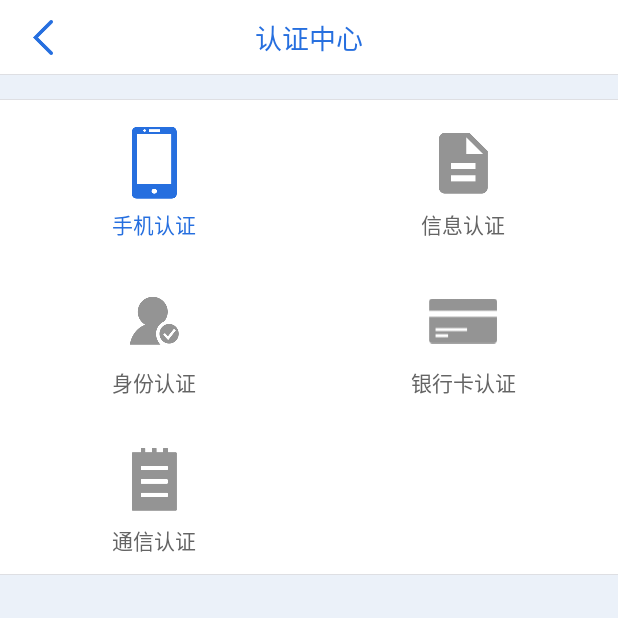
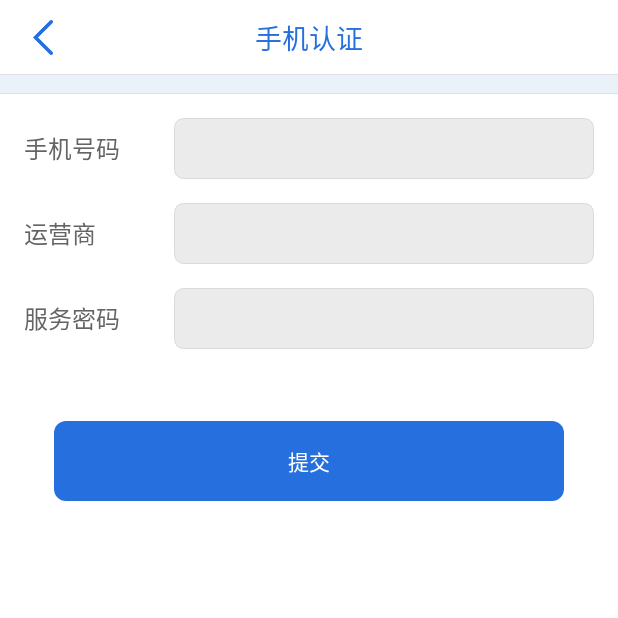
Before and after one commit to ck227/QianQian, an Android app: the CheckCenterActivity screen opened directly, with no data from a screen before it, after a tap on "手机认证", on a phone screen of 412 x 824 dp, the top half of it. Run offline under Robolectric (Android 15) with nearby library versions, the phone set to English and light mode, and no system bars; our stand-ins replace ButterKnife.

Commit message:
添加手机认证界面

```diff
--- a/app/src/main/AndroidManifest.xml
+++ b/app/src/main/AndroidManifest.xml
@@ -30,6 +30,10 @@
         </activity>
         <activity android:name=".CheckCenterActivity">
         </activity>
+        <activity android:name=".CheckPhoneActivity">
+        </activity>
+        <activity android:name=".CheckIdActivity">
+        </activity>
     </application>
 
 </manifest>
--- a/app/src/main/java/com/ck/qianqian/CheckCenterActivity.java
+++ b/app/src/main/java/com/ck/qianqian/CheckCenterActivity.java
@@ -1,6 +1,7 @@
 package com.ck.qianqian;
 
 
+import android.content.Intent;
 import android.os.Bundle;
 import android.view.View;
 import android.widget.ImageView;
@@ -56,8 +57,12 @@ public class CheckCenterActivity extends BaseActivity {
 
     @OnClick({R.id.check_phone_ll, R.id.check_msg_ll, R.id.check_id_ll, R.id.check_card_ll, R.id.check_contact_ll})
     public void onViewClicked(View view) {
+        Intent intent;
         switch (view.getId()) {
             case R.id.check_phone_ll:
+                intent = new Intent(this, CheckPhoneActivity.class);
+                startActivity(intent);
+
                 break;
             case R.id.check_msg_ll:
                 break;
--- /dev/null
+++ b/app/src/main/java/com/ck/qianqian/CheckPhoneActivity.java
@@ -0,0 +1,28 @@
+package com.ck.qianqian;
+
+import android.os.Bundle;
+import android.widget.TextView;
+
+import butterknife.BindView;
+import butterknife.ButterKnife;
+import butterknife.OnClick;
+
+public class CheckPhoneActivity extends BaseActivity {
+
+    @BindView(R.id.titleName)
+    TextView titleName;
+    @BindView(R.id.submit)
+    TextView submit;
+
+    @Override
+    protected void onCreate(Bundle savedInstanceState) {
+        super.onCreate(savedInstanceState);
+        setContentView(R.layout.activity_check_phone);
+        ButterKnife.bind(this);
+        titleName.setText("手机认证");
+    }
+
+    @OnClick(R.id.submit)
+    public void onViewClicked() {
+    }
+}
--- /dev/null
+++ b/app/src/main/res/drawable/check_input_shape.xml
@@ -0,0 +1,10 @@
+<?xml version="1.0" encoding="utf-8"?>
+<shape xmlns:android="http://schemas.android.com/apk/res/android">
+
+    <solid android:color="#ebebeb"/>
+
+    <corners android:radius="6dp"/>
+
+    <stroke android:color="#dadada" android:width="1px"/>
+
+</shape>
--- a/app/src/main/res/layout/activity_check_center.xml
+++ b/app/src/main/res/layout/activity_check_center.xml
@@ -35,14 +35,14 @@
                 android:id="@+id/check_phone_ic"
                 android:layout_width="wrap_content"
                 android:layout_height="60dp"
-                android:src="@mipmap/check_phone2"/>
+                android:src="@mipmap/check_phone"/>
 
             <TextView
                 android:id="@+id/check_phone_text"
                 android:layout_width="wrap_content"
                 android:layout_height="wrap_content"
                 android:text="手机认证"
-                android:textColor="@color/text_blue"/>
+                android:textColor="@color/second_text_color"/>
         </LinearLayout>
 
         <LinearLayout
--- /dev/null
+++ b/app/src/main/res/layout/activity_check_phone.xml
@@ -0,0 +1,115 @@
+<?xml version="1.0" encoding="utf-8"?>
+<LinearLayout
+    xmlns:android="http://schemas.android.com/apk/res/android"
+    xmlns:app="http://schemas.android.com/apk/res-auto"
+    xmlns:tools="http://schemas.android.com/tools"
+    android:layout_width="match_parent"
+    android:layout_height="match_parent"
+    android:background="@color/base_background"
+    android:orientation="vertical"
+    tools:context="com.ck.qianqian.CheckPhoneActivity">
+
+    <include layout="@layout/base_back_title"/>
+
+    <LinearLayout
+        android:layout_width="match_parent"
+        android:layout_height="match_parent"
+        android:layout_marginTop="12dp"
+        android:background="@color/white"
+        android:orientation="vertical"
+        >
+
+        <View
+            android:layout_width="match_parent"
+            android:layout_height="1px"
+            android:background="@color/divider"/>
+
+        <LinearLayout
+            android:layout_width="match_parent"
+            android:layout_height="wrap_content"
+            android:layout_marginLeft="16dp"
+            android:layout_marginRight="16dp"
+            android:layout_marginTop="16dp"
+            android:gravity="center_vertical"
+            android:orientation="horizontal">
+
+            <TextView
+                android:layout_width="100dp"
+                android:layout_height="wrap_content"
+                android:text="手机号码"
+                android:textColor="@color/second_text_color"
+                android:textSize="@dimen/BigTextSize"/>
+
+            <EditText
+                android:layout_width="match_parent"
+                android:layout_height="wrap_content"
+                android:background="@drawable/check_input_shape"
+                android:padding="8dp"
+                android:textCursorDrawable="@null"/>
+        </LinearLayout>
+
+        <LinearLayout
+            android:layout_width="match_parent"
+            android:layout_height="wrap_content"
+            android:layout_marginLeft="16dp"
+            android:layout_marginRight="16dp"
+            android:layout_marginTop="16dp"
+            android:gravity="center_vertical"
+            android:orientation="horizontal">
+
+            <TextView
+                android:layout_width="100dp"
+                android:layout_height="wrap_content"
+                android:text="运营商"
+                android:textColor="@color/second_text_color"
+                android:textSize="@dimen/BigTextSize"/>
+
+            <EditText
+                android:layout_width="match_parent"
+                android:layout_height="wrap_content"
+                android:background="@drawable/check_input_shape"
+                android:padding="8dp"
+                android:textCursorDrawable="@null"/>
+        </LinearLayout>
+
+        <LinearLayout
+            android:layout_width="match_parent"
+            android:layout_height="wrap_content"
+            android:layout_marginLeft="16dp"
+            android:layout_marginRight="16dp"
+            android:layout_marginTop="16dp"
+            android:gravity="center_vertical"
+            android:orientation="horizontal">
+
+            <TextView
+                android:layout_width="100dp"
+                android:layout_height="wrap_content"
+                android:text="服务密码"
+                android:textColor="@color/second_text_color"
+                android:textSize="@dimen/BigTextSize"/>
+
+            <EditText
+                android:layout_width="match_parent"
+                android:layout_height="wrap_content"
+                android:background="@drawable/check_input_shape"
+                android:padding="8dp"
+                android:textCursorDrawable="@null"/>
+        </LinearLayout>
+
+        <TextView
+            android:id="@+id/submit"
+            android:layout_width="match_parent"
+            android:layout_height="wrap_content"
+            android:paddingTop="16dp"
+            android:paddingBottom="16dp"
+            android:layout_marginLeft="36dp"
+            android:layout_marginRight="36dp"
+            android:layout_marginTop="48dp"
+            android:gravity="center"
+            android:background="@drawable/login_btn"
+            android:text="提交"
+            android:textColor="@color/white"/>
+
+    </LinearLayout>
+
+</LinearLayout>
```
Also changed, not shown: app/src/main/java/com/ck/qianqian/CheckIdActivity.java (added, +13 -0 lines), app/src/main/res/layout/activity_check_id.xml (added, +112 -0 lines), app/src/main/res/mipmap-xxhdpi/check_add_photo.png (added).
